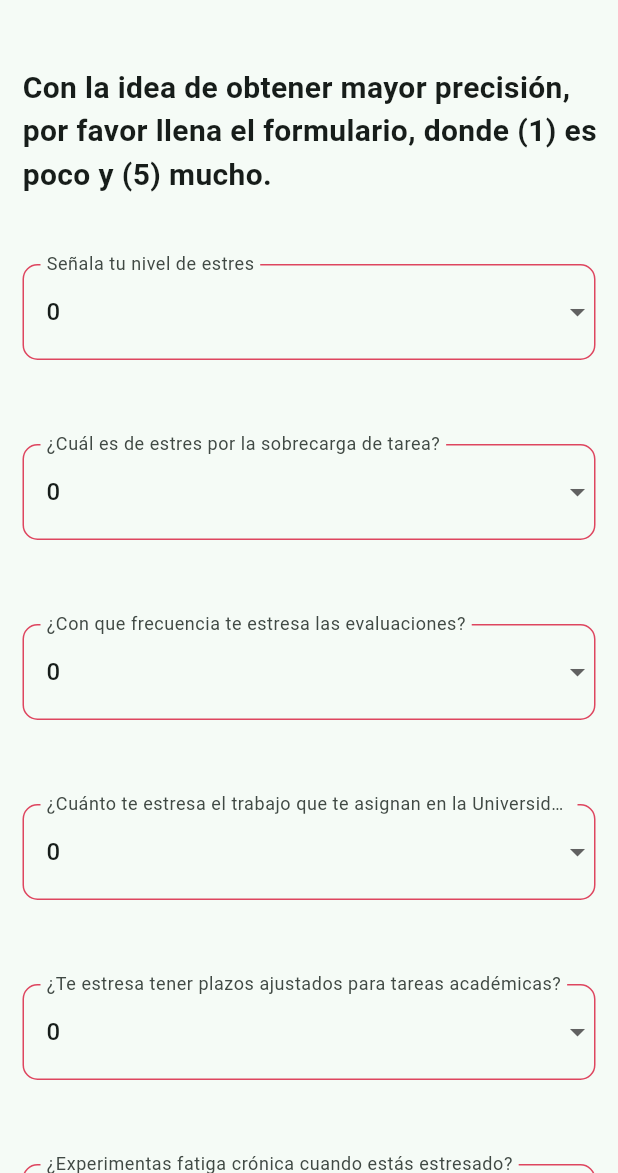
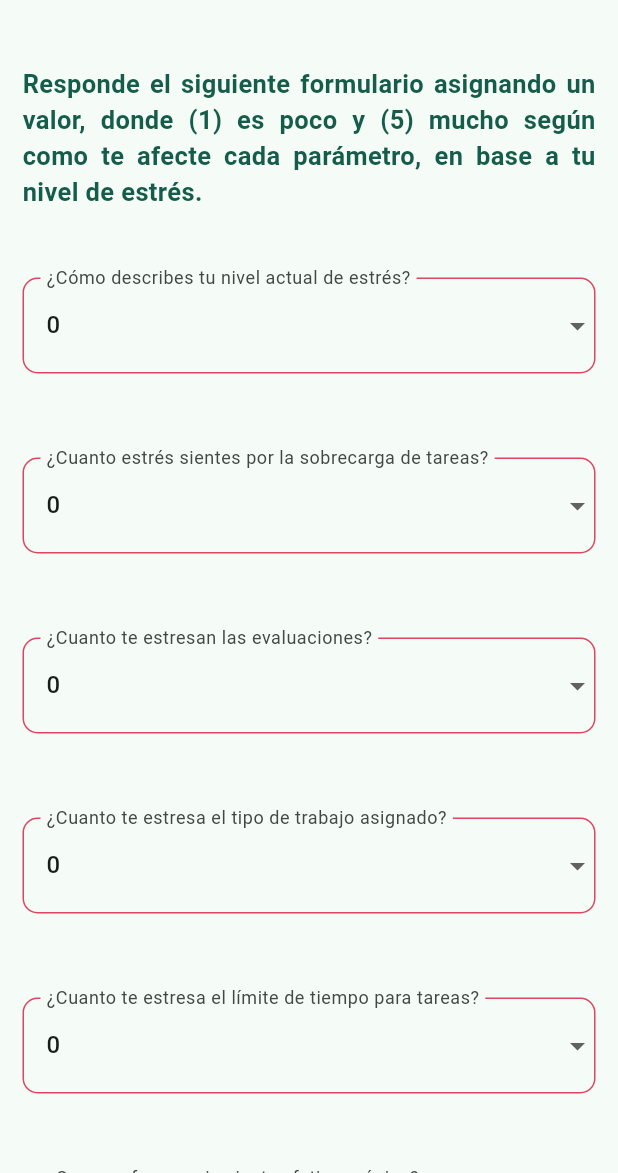
Before and after one commit to nayvilla/stress_app, a Flutter app: the FormScreen screen opened by its route, on a phone screen of 412 x 824 dp, the part 63-1236 px from its top. Run offline on Flutter 3.47's test engine with Material 3 defaults, Android fonts, the phone set to English and light mode, and no system bars; our stand-ins replace date_time_picker, dio, flutter_riverpod, fluttertoast, freezed_annotation, go_router and 2 more; generated files the repository leaves out were written again; network calls fail.

Commit message:
Cambios Texto/Revision

```diff
--- a/lib/config/helpers/apiEstres.dart
+++ b/lib/config/helpers/apiEstres.dart
@@ -11,7 +11,7 @@ class ResultadoEstres {
     try {
       final response = await dio.get('https://api-shirley.onrender.com');
 
-      return response.data['resultado'] ?? 'Comprube su conexión a Internet';
+      return response.data['resultado'] ?? 'Compruebe su conexión a Internet';
 
     } catch (e) {
       return 'Porfavor compruebe su conexión a internet';
--- a/lib/presentation/screens/12_dashboard_screen/dashboard.dart
+++ b/lib/presentation/screens/12_dashboard_screen/dashboard.dart
@@ -166,7 +166,7 @@ class _RealTimeChartState extends State<RealTimeChart> {
     if (response.statusCode == 200) {
       // Analiza la respuesta JSON del servidor PHP. Ajusta según el formato real de tus datos.
       final List<dynamic> jsonData = json.decode(response.body);
-      await Future.delayed(const Duration(seconds: 2));
+      //await Future.delayed(const Duration(seconds: 2));
       if (mounted) {
       setState(() {
         chartDataGSR.add(ChartData(x: DateTime.now().second.toString(), y: double.parse(jsonData.last['GSR'])));
@@ -191,7 +191,7 @@ class _RealTimeChartState extends State<RealTimeChart> {
     if (response.statusCode == 200) {
       // Analiza la respuesta JSON del servidor PHP. Ajusta según el formato real de tus datos.
       final List<dynamic> jsonData = json.decode(response.body);
-      await Future.delayed(const Duration(seconds: 2));
+      //await Future.delayed(const Duration(seconds: 2));
       if (mounted) {
       setState(() {
         chartDataEMG.add(ChartData(x: DateTime.now().second.toString(), y: double.parse(jsonData.last['EMG'])));
--- a/lib/presentation/screens/13_form_screen/form.dart
+++ b/lib/presentation/screens/13_form_screen/form.dart
@@ -78,13 +78,15 @@ class FormScreen extends ConsumerWidget {
               children: [
                 const SizedBox(height: 20),
                 const Padding(
-                  padding: EdgeInsets.only(left: 15),
+                  padding: EdgeInsets.only(left: 15, right: 15),
                   child: Text(
-                    "Con la idea de obtener mayor precisión, por favor llena el formulario, donde (1) es poco y (5) mucho.",
+                    "Responde el siguiente formulario asignando un valor, donde (1) es poco y (5) mucho según como te afecte cada parámetro, en base a tu nivel de estrés.",
                     style: TextStyle(
-                      fontSize: 20,
+                      fontSize: 17,
+                      color: Color.fromARGB(255, 21, 93, 74),
                       fontWeight: FontWeight.bold,
                     ),
+                    textAlign: TextAlign.justify,
                   ),
                 ),
                 const SizedBox(height: 30),
@@ -95,7 +97,7 @@ class FormScreen extends ConsumerWidget {
                       child: SizedBox(
                         height: 100,
                         child: customDropdown(
-                          'Señala tu nivel de estres',
+                          '¿Cómo describes tu nivel actual de estrés?',
                           Constants.opcionPregunta,
                           selectedEstadoP1,
                           (String? value) {
@@ -116,7 +118,7 @@ class FormScreen extends ConsumerWidget {
                       child: SizedBox(
                         height: 100,
                         child: customDropdown(
-                          '¿Cuál es de estres por la sobrecarga de tarea?',
+                          '¿Cuanto estrés sientes por la sobrecarga de tareas?',
                           Constants.opcionPregunta,
                           selectedEstadoP2,
                           (String? value) {
@@ -137,7 +139,7 @@ class FormScreen extends ConsumerWidget {
                       child: SizedBox(
                         height: 100,
                         child: customDropdown(
-                          '¿Con que frecuencia te estresa las evaluaciones?',
+                          '¿Cuanto te estresan las evaluaciones?',
                           Constants.opcionPregunta,
                           selectedEstadoP3,
                           (String? value) {
@@ -158,7 +160,7 @@ class FormScreen extends ConsumerWidget {
                       child: SizedBox(
                         height: 100,
                         child: customDropdown(
-                          '¿Cuánto te estresa el trabajo que te asignan en la Universidad?',
+                          '¿Cuanto te estresa el tipo de trabajo asignado?',
                           Constants.opcionPregunta,
                           selectedEstadoP4,
                           (String? value) {
@@ -179,7 +181,7 @@ class FormScreen extends ConsumerWidget {
                       child: SizedBox(
                         height: 100,
                         child: customDropdown(
-                          '¿Te estresa tener plazos ajustados para tareas académicas?',
+                          '¿Cuanto te estresa el límite de tiempo para tareas?',
                           Constants.opcionPregunta,
                           selectedEstadoP5,
                           (String? value) {
@@ -200,7 +202,7 @@ class FormScreen extends ConsumerWidget {
                       child: SizedBox(
                         height: 100,
                         child: customDropdown(
-                          '¿Experimentas fatiga crónica cuando estás estresado?',
+                          '¿Con que frecuencia sientes fatiga crónica?',
                           Constants.opcionPregunta,
                           selectedEstadoP6,
                           (String? value) {
@@ -221,7 +223,7 @@ class FormScreen extends ConsumerWidget {
                       child: SizedBox(
                         height: 100,
                         child: customDropdown(
-                          '¿Cuánto te cuesta concentrarte cuando estás estresado?',
+                          '¿Con que frecuencia tienes problemas de concentración?',
                           Constants.opcionPregunta,
                           selectedEstadoP7,
                           (String? value) {
@@ -242,7 +244,7 @@ class FormScreen extends ConsumerWidget {
                       child: SizedBox(
                         height: 100,
                         child: customDropdown(
-                          '¿Sientes desgano al hacer tareas escolares cuando estás estresado?',
+                          '¿Con que frecuencia sientes desgano?',
                           Constants.opcionPregunta,
                           selectedEstadoP8,
                           (String? value) {
```
Also changed, not shown: lib/presentation/screens/14_result_screen/result.dart (+11 -11 lines), lib/presentation/screens/home/home_screen.dart (+20 -5 lines).
